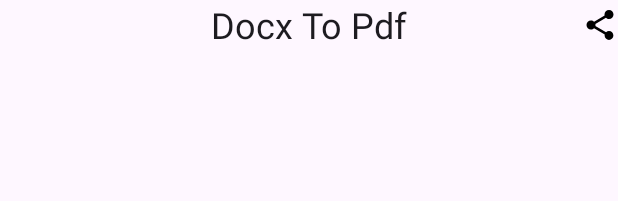
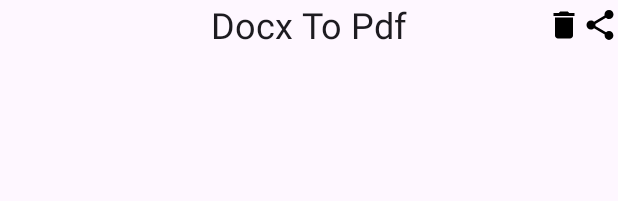
Before and after one commit to labmember003/docx-to-pdf, an Android app: the layout existing_font.xml on its own in the app's theme, with its tools: preview values and no code run, on a phone screen of 412 x 824 dp. Shown: the top 201 px of the screen. Run offline under Robolectric (Android 15) with nearby library versions, the phone set to English and light mode, and no system bars.

Commit message:
delet button working

```diff
--- /dev/null
+++ b/app/src/main/res/drawable/ic_baseline_delete_24.xml
@@ -0,0 +1,5 @@
+<vector android:height="24dp" android:tint="#000000"
+    android:viewportHeight="24" android:viewportWidth="24"
+    android:width="24dp" xmlns:android="http://schemas.android.com/apk/res/android">
+    <path android:fillColor="@android:color/white" android:pathData="M6,19c0,1.1 0.9,2 2,2h8c1.1,0 2,-0.9 2,-2V7H6v12zM19,4h-3.5l-1,-1h-5l-1,1H5v2h14V4z"/>
+</vector>
--- a/app/src/main/res/layout/existing_font.xml
+++ b/app/src/main/res/layout/existing_font.xml
@@ -22,5 +22,15 @@
         app:layout_constraintTop_toTopOf="parent"
         app:layout_constraintBottom_toBottomOf="parent"
         />
+    <ImageView
+        android:id="@+id/deleteButton"
+        android:layout_width="wrap_content"
+        android:layout_height="wrap_content"
+        android:src="@drawable/ic_baseline_delete_24"
+        app:layout_constraintEnd_toStartOf="@+id/shareButton"
+        app:layout_constraintTop_toTopOf="parent"
+        app:layout_constraintBottom_toBottomOf="parent"
+        />
+
 
 </androidx.constraintlayout.widget.ConstraintLayout>
```
Also changed, not shown: app/src/main/java/com/falcon/docxtopdf/ConvertedPdfRcvAdapter.kt (+7 -1 lines), app/src/main/java/com/falcon/docxtopdf/MainActivity.kt (+15 -2 lines).
